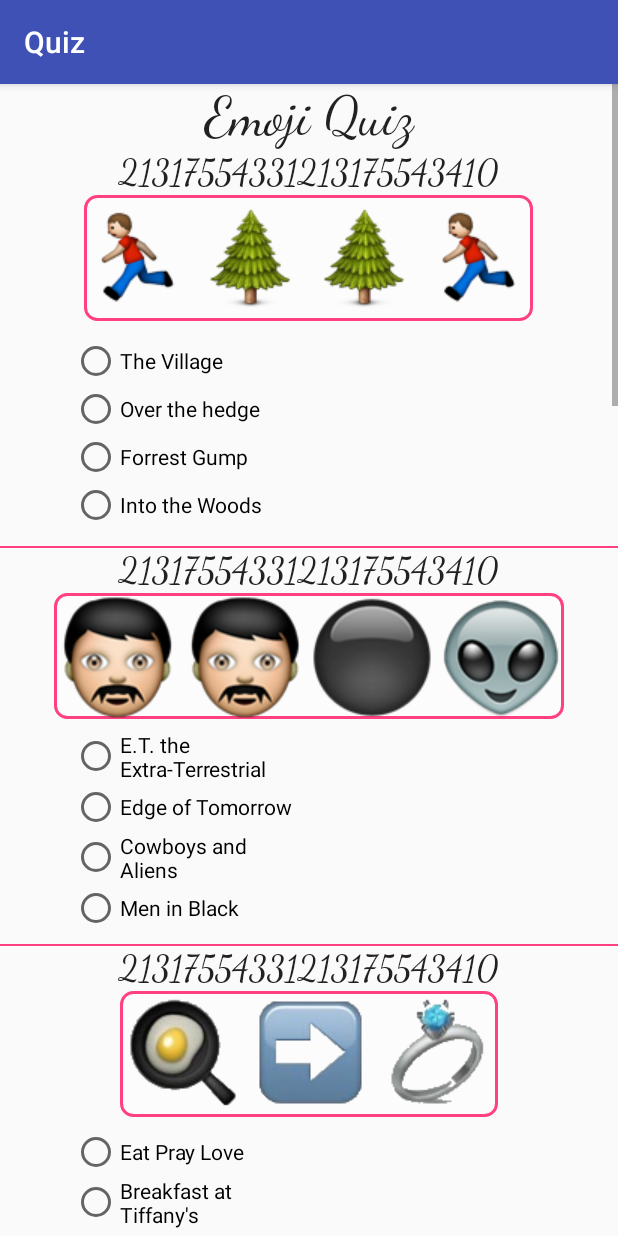
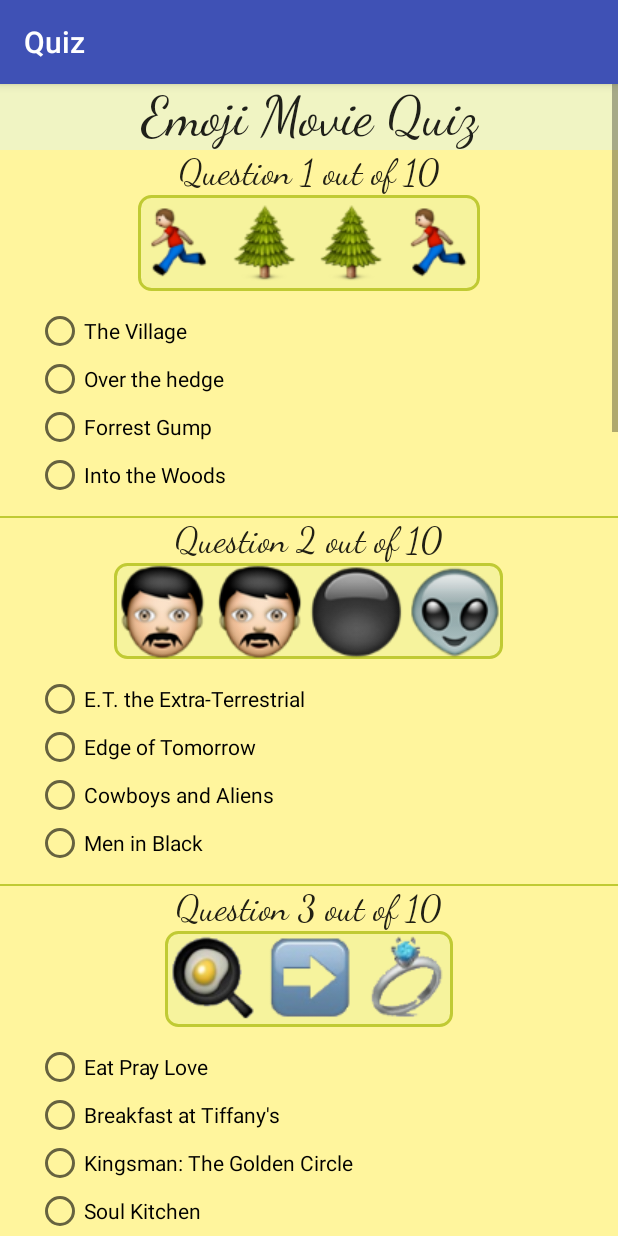
Before and after one commit to Capri84/Quiz, an Android app: the EmojiActivity screen opened directly, with no data from a screen before it, on a phone screen of 412 x 824 dp. Run offline under Robolectric (Android 15) with nearby library versions, the phone set to English and light mode, and no system bars.

Commit message:
Minor layout changes

```diff
--- a/app/src/main/java/com/example/android/newyearquiz/EmojiActivity.java
+++ b/app/src/main/java/com/example/android/newyearquiz/EmojiActivity.java
@@ -93,22 +93,23 @@ public class EmojiActivity extends AppCompatActivity implements RadioGroup.OnChe
 
     String name;
     String resultMessage;
+    String qnum;
 
     @Override
     protected void onCreate(Bundle savedInstanceState) {
         super.onCreate(savedInstanceState);
         setContentView(R.layout.activity_emoji);
 
-        rg1 = (RadioGroup) findViewById(R.id.radio_group1);
-        rg2 = (RadioGroup) findViewById(R.id.radio_group2);
-        rg3 = (RadioGroup) findViewById(R.id.radio_group3);
-        rg4 = (RadioGroup) findViewById(R.id.radio_group4);
-        rg5 = (RadioGroup) findViewById(R.id.radio_group5);
-        rg6 = (RadioGroup) findViewById(R.id.radio_group6);
-        rg7 = (RadioGroup) findViewById(R.id.radio_group7);
-        rg8 = (RadioGroup) findViewById(R.id.radio_group8);
-        rg9 = (RadioGroup) findViewById(R.id.radio_group9);
-        rg10 = (RadioGroup) findViewById(R.id.radio_group10);
+        rg1 = findViewById(R.id.radio_group1);
+        rg2 = findViewById(R.id.radio_group2);
+        rg3 = findViewById(R.id.radio_group3);
+        rg4 = findViewById(R.id.radio_group4);
+        rg5 = findViewById(R.id.radio_group5);
+        rg6 = findViewById(R.id.radio_group6);
+        rg7 = findViewById(R.id.radio_group7);
+        rg8 = findViewById(R.id.radio_group8);
+        rg9 = findViewById(R.id.radio_group9);
+        rg10 = findViewById(R.id.radio_group10);
         rg1.setOnCheckedChangeListener(this);
         rg2.setOnCheckedChangeListener(this);
         rg3.setOnCheckedChangeListener(this);
@@ -134,7 +135,8 @@ public class EmojiActivity extends AppCompatActivity implements RadioGroup.OnChe
 
     public void Question1() {
         question_number = findViewById(R.id.question1_number);
-        question_number.setText(R.string.questionNumber1 + String.valueOf(currentQuestion) + R.string.questionNumber2 + String.valueOf(totalNumberOfQuestions));
+        qnum = getString(R.string.questionNumber, currentQuestion, totalNumberOfQuestions);
+        question_number.setText(qnum);
         question_image = findViewById(R.id.question_image1);
         question_image.setImageResource(R.drawable.forrest_gump);
         answer1_1 = findViewById(R.id.answer1_1);
@@ -151,8 +153,10 @@ public class EmojiActivity extends AppCompatActivity implements RadioGroup.OnChe
     }
 
     public void Question2() {
+        currentQuestion++;
         question_number = findViewById(R.id.question2_number);
-        question_number.setText(R.string.questionNumber1 + String.valueOf(currentQuestion) + R.string.questionNumber2 + String.valueOf(totalNumberOfQuestions));
+        qnum = getString(R.string.questionNumber, currentQuestion, totalNumberOfQuestions);
+        question_number.setText(qnum);
         question_image = findViewById(R.id.question_image2);
         question_image.setImageResource(R.drawable.mib);
         answer2_1 = findViewById(R.id.answer2_1);
@@ -169,8 +173,10 @@ public class EmojiActivity extends AppCompatActivity implements RadioGroup.OnChe
     }
 
     public void Question3() {
+        currentQuestion++;
         question_number = findViewById(R.id.question3_number);
-        question_number.setText(R.string.questionNumber1 + String.valueOf(currentQuestion) + R.string.questionNumber2 + String.valueOf(totalNumberOfQuestions));
+        qnum = getString(R.string.questionNumber, currentQuestion, totalNumberOfQuestions);
+        question_number.setText(qnum);
         question_image = findViewById(R.id.question_image3);
         question_image.setImageResource(R.drawable.breakfast_at_tiffany);
         answer3_1 = findViewById(R.id.answer3_1);
@@ -187,8 +193,10 @@ public class EmojiActivity extends AppCompatActivity implements RadioGroup.OnChe
     }
 
     public void Question4() {
+        currentQuestion++;
         question_number = findViewById(R.id.question4_number);
-        question_number.setText(R.string.questionNumber1 + String.valueOf(currentQuestion) + R.string.questionNumber2 + String.valueOf(totalNumberOfQuestions));
+        qnum = getString(R.string.questionNumber, currentQuestion, totalNumberOfQuestions);
+        question_number.setText(qnum);
         question_image = findViewById(R.id.question_image4);
         question_image.setImageResource(R.drawable.mask);
         answer4_1 = findViewById(R.id.answer4_1);
@@ -205,8 +213,10 @@ public class EmojiActivity extends AppCompatActivity implements RadioGroup.OnChe
     }
 
     public void Question5() {
+        currentQuestion++;
         question_number = findViewById(R.id.question5_number);
-        question_number.setText(R.string.questionNumber1 + String.valueOf(currentQuestion) + R.string.questionNumber2 + String.valueOf(totalNumberOfQuestions));
+        qnum = getString(R.string.questionNumber, currentQuestion, totalNumberOfQuestions);
+        question_number.setText(qnum);
         question_image = findViewById(R.id.question_image5);
         question_image.setImageResource(R.drawable.lamb_silence);
         answer5_1 = findViewById(R.id.answer5_1);
@@ -223,8 +233,10 @@ public class EmojiActivity extends AppCompatActivity implements RadioGroup.OnChe
     }
 
     public void Question6() {
+        currentQuestion++;
         question_number = findViewById(R.id.question6_number);
-        question_number.setText(R.string.questionNumber1 + String.valueOf(currentQuestion) + R.string.questionNumber2 + String.valueOf(totalNumberOfQuestions));
+        qnum = getString(R.string.questionNumber, currentQuestion, totalNumberOfQuestions);
+        question_number.setText(qnum);
         question_image = findViewById(R.id.question_image6);
         question_image.setImageResource(R.drawable.devil_prada);
         answer6_1 = findViewById(R.id.answer6_1);
@@ -241,8 +253,10 @@ public class EmojiActivity extends AppCompatActivity implements RadioGroup.OnChe
     }
 
     public void Question7() {
+        currentQuestion++;
         question_number = findViewById(R.id.question7_number);
-        question_number.setText(R.string.questionNumber1 + String.valueOf(currentQuestion) + R.string.questionNumber2 + String.valueOf(totalNumberOfQuestions));
+        qnum = getString(R.string.questionNumber, currentQuestion, totalNumberOfQuestions);
+        question_number.setText(qnum);
         question_image = findViewById(R.id.question_image7);
         question_image.setImageResource(R.drawable.signs);
         answer7_1 = findViewById(R.id.answer7_1);
@@ -259,8 +273,10 @@ public class EmojiActivity extends AppCompatActivity implements RadioGroup.OnChe
     }
 
     public void Question8() {
+        currentQuestion++;
         question_number = findViewById(R.id.question8_number);
-        question_number.setText(R.string.questionNumber1 + String.valueOf(currentQuestion) + R.string.questionNumber2 + String.valueOf(totalNumberOfQuestions));
+        qnum = getString(R.string.questionNumber, currentQuestion, totalNumberOfQuestions);
+        question_number.setText(qnum);
         question_image = findViewById(R.id.question_image8);
         question_image.setImageResource(R.drawable.matrix);
         answer8_1 = findViewById(R.id.answer8_1);
@@ -277,8 +293,10 @@ public class EmojiActivity extends AppCompatActivity implements RadioGroup.OnChe
     }
 
     public void Question9() {
+        currentQuestion++;
         question_number = findViewById(R.id.question9_number);
-        question_number.setText(R.string.questionNumber1 + String.valueOf(currentQuestion) + R.string.questionNumber2 + String.valueOf(totalNumberOfQuestions));
+        qnum = getString(R.string.questionNumber, currentQuestion, totalNumberOfQuestions);
+        question_number.setText(qnum);
         question_image = findViewById(R.id.question_image9);
         question_image.setImageResource(R.drawable.ted);
         answer9_1 = findViewById(R.id.answer9_1);
@@ -295,8 +313,10 @@ public class EmojiActivity extends AppCompatActivity implements RadioGroup.OnChe
     }
 
     public void Question10() {
+        currentQuestion++;
         question_number = findViewById(R.id.question10_number);
-        question_number.setText(R.string.questionNumber1 + String.valueOf(currentQuestion) + R.string.questionNumber2 + String.valueOf(totalNumberOfQuestions));
+        qnum = getString(R.string.questionNumber, currentQuestion, totalNumberOfQuestions);
+        question_number.setText(qnum);
         question_image = findViewById(R.id.question_image10);
         question_image.setImageResource(R.drawable.american_beauty);
         answer10_1 = findViewById(R.id.answer10_1);
--- a/app/src/main/java/com/example/android/newyearquiz/NewYearQuizActivity.java
+++ b/app/src/main/java/com/example/android/newyearquiz/NewYearQuizActivity.java
@@ -55,6 +55,7 @@ public class NewYearQuizActivity extends AppCompatActivity implements View.OnCli
     Button nextQuestion;
     //????????????????????
     Boolean changeGroup = false;
+    String qnum;
 
     @Override
     protected void onCreate(Bundle savedInstanceState) {
@@ -71,7 +72,8 @@ public class NewYearQuizActivity extends AppCompatActivity implements View.OnCli
 
     public void Question1() {
         question_number = findViewById(R.id.question_number);
-        question_number.setText(R.string.questionNumber1 + String.valueOf(currentQuestion) + R.string.questionNumber2 + String.valueOf(totalNumberOfQuestions));
+        qnum = getString(R.string.questionNumber, currentQuestion, totalNumberOfQuestions);
+        question_number.setText(qnum);
         question_image = findViewById(R.id.question_image);
         question_image.setImageResource(R.drawable.question1img);
         ny_question = findViewById(R.id.question);
@@ -91,7 +93,8 @@ public class NewYearQuizActivity extends AppCompatActivity implements View.OnCli
 
     public void Question2() {
         question_number = findViewById(R.id.question_number);
-        question_number.setText(R.string.questionNumber1 + String.valueOf(currentQuestion) + R.string.questionNumber2 + String.valueOf(totalNumberOfQuestions));
+        qnum = getString(R.string.questionNumber, currentQuestion, totalNumberOfQuestions);
+        question_number.setText(qnum);
         question_image = findViewById(R.id.question_image);
         question_image.setImageResource(R.drawable.grapes1);
         ny_question = findViewById(R.id.question);
@@ -111,7 +114,8 @@ public class NewYearQuizActivity extends AppCompatActivity implements View.OnCli
 
     public void Question3() {
         question_number = findViewById(R.id.question_number);
-        question_number.setText(R.string.questionNumber1 + String.valueOf(currentQuestion) + R.string.questionNumber2 + String.valueOf(totalNumberOfQuestions));
+        qnum = getString(R.string.questionNumber, currentQuestion, totalNumberOfQuestions);
+        question_number.setText(qnum);
         question_image = findViewById(R.id.question_image);
         question_image.setImageResource(R.drawable.question3img);
         ny_question = findViewById(R.id.question);
@@ -131,7 +135,8 @@ public class NewYearQuizActivity extends AppCompatActivity implements View.OnCli
 
     public void Question4() {
         question_number = findViewById(R.id.question_number);
-        question_number.setText(R.string.questionNumber1 + String.valueOf(currentQuestion) + R.string.questionNumber2 + String.valueOf(totalNumberOfQuestions));
+        qnum = getString(R.string.questionNumber, currentQuestion, totalNumberOfQuestions);
+        question_number.setText(qnum);
         question_image = findViewById(R.id.question_image);
         question_image.setImageResource(R.drawable.question4img1);
         ny_question = findViewById(R.id.question);
@@ -151,7 +156,8 @@ public class NewYearQuizActivity extends AppCompatActivity implements View.OnCli
 
     public void Question5() {
         question_number = findViewById(R.id.question_number);
-        question_number.setText(R.string.questionNumber1 + String.valueOf(currentQuestion) + R.string.questionNumber2 + String.valueOf(totalNumberOfQuestions));
+        qnum = getString(R.string.questionNumber, currentQuestion, totalNumberOfQuestions);
+        question_number.setText(qnum);
         question_image = findViewById(R.id.question_image);
         question_image.setImageResource(R.drawable.question5img);
         ny_question = findViewById(R.id.question);
@@ -171,7 +177,8 @@ public class NewYearQuizActivity extends AppCompatActivity implements View.OnCli
 
     public void Question6() {
         question_number = findViewById(R.id.question_number);
-        question_number.setText(R.string.questionNumber1 + String.valueOf(currentQuestion) + R.string.questionNumber2 + String.valueOf(totalNumberOfQuestions));
+        qnum = getString(R.string.questionNumber, currentQuestion, totalNumberOfQuestions);
+        question_number.setText(qnum);
         question_image = findViewById(R.id.question_image);
         question_image.setImageResource(R.drawable.question6img1);
         ny_question = findViewById(R.id.question);
@@ -191,7 +198,8 @@ public class NewYearQuizActivity extends AppCompatActivity implements View.OnCli
 
     public void Question7() {
         question_number = findViewById(R.id.question_number);
-        question_number.setText(R.string.questionNumber1 + String.valueOf(currentQuestion) + R.string.questionNumber2 + String.valueOf(totalNumberOfQuestions));
+        qnum = getString(R.string.questionNumber, currentQuestion, totalNumberOfQuestions);
+        question_number.setText(qnum);
         question_image = findViewById(R.id.question_image);
         question_image.setImageResource(R.drawable.question7img);
         ny_question = findViewById(R.id.question);
@@ -211,7 +219,8 @@ public class NewYearQuizActivity extends AppCompatActivity implements View.OnCli
 
     public void Question8() {
         question_number = findViewById(R.id.question_number);
-        question_number.setText(R.string.questionNumber1 + String.valueOf(currentQuestion) + R.string.questionNumber2 + String.valueOf(totalNumberOfQuestions));
+        qnum = getString(R.string.questionNumber, currentQuestion, totalNumberOfQuestions);
+        question_number.setText(qnum);
         question_image = findViewById(R.id.question_image);
         question_image.setImageResource(R.drawable.question8img1);
         ny_question = findViewById(R.id.question);
@@ -231,7 +240,8 @@ public class NewYearQuizActivity extends AppCompatActivity implements View.OnCli
 
     public void Question9() {
         question_number = findViewById(R.id.question_number);
-        question_number.setText(R.string.questionNumber1 + String.valueOf(currentQuestion) + R.string.questionNumber2 + String.valueOf(totalNumberOfQuestions));
+        qnum = getString(R.string.questionNumber, currentQuestion, totalNumberOfQuestions);
+        question_number.setText(qnum);
         question_image = findViewById(R.id.question_image);
         question_image.setImageResource(R.drawable.question9img);
         ny_question = findViewById(R.id.question);
@@ -251,7 +261,8 @@ public class NewYearQuizActivity extends AppCompatActivity implements View.OnCli
 
     public void Question10() {
         question_number = findViewById(R.id.question_number);
-        question_number.setText(R.string.questionNumber1 + String.valueOf(currentQuestion) + R.string.questionNumber2 + String.valueOf(totalNumberOfQuestions));
+        qnum = getString(R.string.questionNumber, currentQuestion, totalNumberOfQuestions);
+        question_number.setText(qnum);
         question_image = findViewById(R.id.question_image);
         question_image.setImageResource(R.drawable.question10img);
         ny_question = findViewById(R.id.question);
--- a/app/src/main/res/drawable/borders.xml
+++ b/app/src/main/res/drawable/borders.xml
@@ -1,14 +1,13 @@
 <?xml version="1.0" encoding="utf-8"?>
 <shape xmlns:android="http://schemas.android.com/apk/res/android">
-    <solid
-        android:color="@color/button_background">
+    <solid android:color="#60e6ee9c">
     </solid>
     <stroke
         android:width="@dimen/border"
-        android:color="@color/colorAccent">
+        android:color="#c0ca33">
     </stroke>
     <corners
-        android:radius="@dimen/padding1"
-        android:color="@color/colorAccent">
+        android:color="#c0ca33"
+        android:radius="@dimen/padding1">
     </corners>
 </shape>
--- a/app/src/main/res/layout/activity_emoji.xml
+++ b/app/src/main/res/layout/activity_emoji.xml
@@ -9,11 +9,13 @@
     <LinearLayout
         android:layout_width="match_parent"
         android:layout_height="match_parent"
+        android:background="@color/em_background"
         android:orientation="vertical">
 
         <TextView
             android:layout_width="match_parent"
             android:layout_height="wrap_content"
+            android:background="#f0f4c3"
             android:fontFamily="cursive"
             android:text="@string/emoji_quiz"
             android:textAlignment="center"
@@ -25,7 +27,6 @@
             android:layout_width="match_parent"
             android:layout_height="wrap_content"
             android:fontFamily="cursive"
-            android:text="Question 1 of 10"
             android:textAlignment="center"
             android:textAppearance="@style/TextAppearance.AppCompat.Headline"
             android:textSize="@dimen/text_size" />
@@ -49,7 +50,7 @@
                 android:layout_width="0dp"
                 android:layout_height="wrap_content"
                 android:layout_gravity="center_vertical"
-                android:layout_weight="1"
+                android:layout_weight="2"
                 android:orientation="vertical">
 
                 <RadioButton
@@ -97,7 +98,6 @@
             android:layout_width="match_parent"
             android:layout_height="wrap_content"
             android:fontFamily="cursive"
-            android:text="Question 2 of 10"
             android:textAlignment="center"
             android:textAppearance="@style/TextAppearance.AppCompat.Headline"
             android:textSize="@dimen/text_size" />
@@ -121,7 +121,7 @@
                 android:layout_width="0dp"
                 android:layout_height="wrap_content"
                 android:layout_gravity="center_vertical"
-                android:layout_weight="1"
+                android:layout_weight="2"
                 android:orientation="vertical">
 
                 <RadioButton
@@ -193,7 +193,7 @@
                 android:layout_width="0dp"
                 android:layout_height="wrap_content"
                 android:layout_gravity="center_vertical"
-                android:layout_weight="1"
+                android:layout_weight="2"
                 android:orientation="vertical">
 
                 <RadioButton
@@ -265,7 +265,7 @@
                 android:layout_width="0dp"
                 android:layout_height="wrap_content"
                 android:layout_gravity="center_vertical"
-                android:layout_weight="1"
+                android:layout_weight="2"
                 android:orientation="vertical">
 
                 <RadioButton
@@ -337,7 +337,7 @@
                 android:layout_width="0dp"
                 android:layout_height="wrap_content"
                 android:layout_gravity="center_vertical"
-                android:layout_weight="1"
+                android:layout_weight="2"
                 android:orientation="vertical">
 
                 <RadioButton
@@ -409,7 +409,7 @@
                 android:layout_width="0dp"
                 android:layout_height="wrap_content"
                 android:layout_gravity="center_vertical"
-                android:layout_weight="1"
+                android:layout_weight="2"
                 android:orientation="vertical">
 
                 <RadioButton
@@ -481,7 +481,7 @@
                 android:layout_width="0dp"
                 android:layout_height="wrap_content"
                 android:layout_gravity="center_vertical"
-                android:layout_weight="1"
+                android:layout_weight="2"
                 android:orientation="vertical">
 
                 <RadioButton
@@ -553,7 +553,7 @@
                 android:layout_width="0dp"
                 android:layout_height="wrap_content"
                 android:layout_gravity="center_vertical"
-                android:layout_weight="1"
+                android:layout_weight="2"
                 android:orientation="vertical">
 
                 <RadioButton
@@ -625,7 +625,7 @@
                 android:layout_width="0dp"
                 android:layout_height="wrap_content"
                 android:layout_gravity="center_vertical"
-                android:layout_weight="1"
+                android:layout_weight="2"
                 android:orientation="vertical">
 
                 <RadioButton
@@ -697,7 +697,7 @@
                 android:layout_width="0dp"
                 android:layout_height="wrap_content"
                 android:layout_gravity="center_vertical"
-                android:layout_weight="1"
+                android:layout_weight="2"
                 android:orientation="vertical">
 
                 <RadioButton
--- a/app/src/main/res/values/colors.xml
+++ b/app/src/main/res/values/colors.xml
@@ -2,9 +2,10 @@
 <resources>
     <color name="colorPrimary">#3F51B5</color>
     <color name="colorPrimaryDark">#303F9F</color>
-    <color name="colorAccent">#FF4081</color>
+    <color name="colorAccent">#c0ca33</color>
     <color name="button_background">#60ffffff</color>
     <color name="questions_color">#000000</color>
     <color name="wrong_answer_color">#ff0000</color>
     <color name="correct_answer_color">#00ff00</color>
+    <color name="em_background">#fff59d</color>
 </resources>
--- a/app/src/main/res/values/dimens.xml
+++ b/app/src/main/res/values/dimens.xml
@@ -2,6 +2,7 @@
 <resources>
     <dimen name="layout_margin1">48dp</dimen>
     <dimen name="layout_margin2">62dp</dimen>
+    <dimen name="layout_margin4">24dp</dimen>
     <dimen name="padding1">8dp</dimen>
     <dimen name="padding2">4dp</dimen>
     <dimen name="text_size">24sp</dimen>
--- a/app/src/main/res/values/strings.xml
+++ b/app/src/main/res/values/strings.xml
@@ -7,13 +7,13 @@
     <string name="total_correct"><xliff:g example="5" id="totalCorrect">%d</xliff:g> correct answers out of <xliff:g example="10" id="number_of_questions">%d</xliff:g>!</string>
     <string name="total_incorrect"><xliff:g example="5" id="totalIncorrect">%d</xliff:g> wrong answers out of <xliff:g example="10" id="number_of_questions">%d</xliff:g>!</string>
     <string name="category">Choose a category:</string>
-    <string name="questionNumber1">Question</string>
-    <string name="questionNumber2">out of</string>
+    <string name="questionNumber">Question <xliff:g example="5" id="currentQuestion">%d</xliff:g> out of <xliff:g example="10" id="number_of_questions">%d</xliff:g></string>
+    <!--<string name="questionNumber2">out of</string>-->
     <string name="correctAnswer">Correct answer</string>
     <string name="wrongAnswer">Wrong answer</string>
     <string name="nextQuestion">Next Question</string>
     <string name="not_chosen">"Please, choose the answer to proceed"</string>
-    <string name="emoji_quiz">"Emoji Quiz"</string>
+    <string name="emoji_quiz">"Emoji Movie Quiz"</string>
     <string name="submit_button">Submit</string>
     <string name="tryAnother">Try another quiz category at the Main screen of the app!</string>
     <string name="main_screen">Main screen</string>
--- a/app/src/main/res/values/styles.xml
+++ b/app/src/main/res/values/styles.xml
@@ -17,14 +17,14 @@
 
     <!-- Emoji variants margins-->
     <style name="emoji_var_margins">
-        <item name="android:layout_marginLeft">@dimen/layout_margin1</item>
+        <item name="android:layout_marginLeft">@dimen/layout_margin4</item>
         <item name="android:gravity">center_vertical</item>
     </style>
 
     <!-- Emoji answer margins-->
     <style name="emoji_answer_margins">
-        <item name="android:layout_marginRight">@dimen/layout_margin1</item>
-        <item name="android:gravity">center_vertical</item>
+        <item name="android:layout_marginRight">@dimen/layout_margin3</item>
+        <item name="android:gravity">center_vertical|right</item>
     </style>
 
     <!-- TextView margins-->
```
Also changed, not shown: app/src/main/res/drawable/american_beauty.png, app/src/main/res/drawable/breakfast_at_tiffany.png, app/src/main/res/drawable/devil_prada.png, app/src/main/res/drawable/forrest_gump.png, app/src/main/res/drawable/forrest_gump_answer.jpg (deleted), app/src/main/res/drawable/lamb_silence.png, app/src/main/res/drawable/mask.png, app/src/main/res/drawable/matrix.png, app/src/main/res/drawable/mib.png, app/src/main/res/drawable/nyquiz1.jpg (deleted), app/src/main/res/drawable/signs.png, app/src/main/res/drawable/ted.png.
